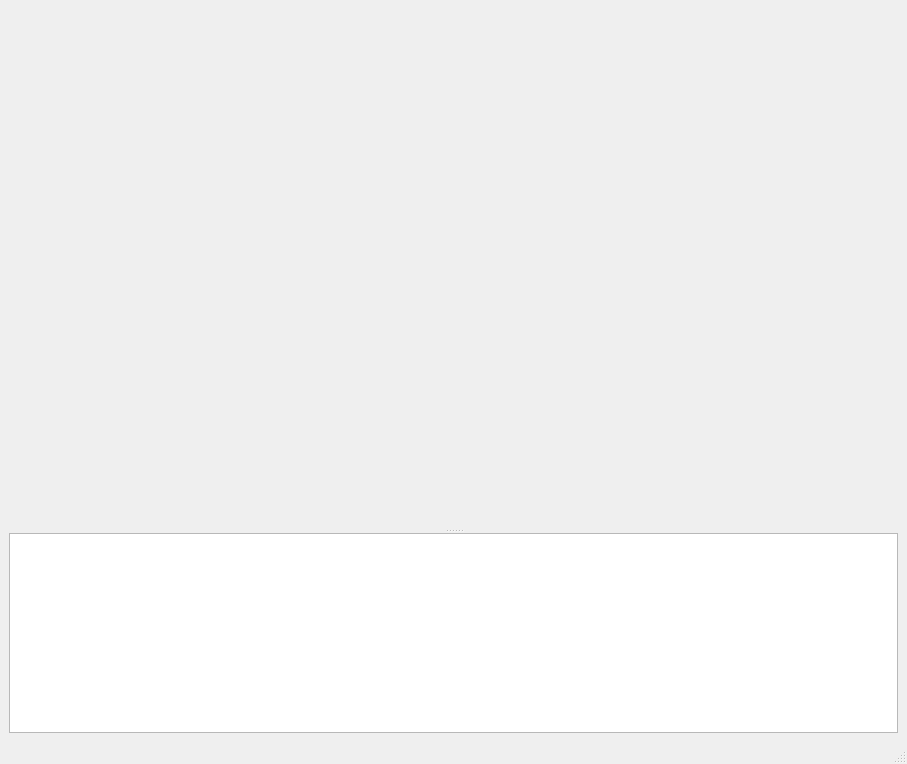
Qt form gui/templates/main_page.ui (kuzzmak/deepfake) before a commit.
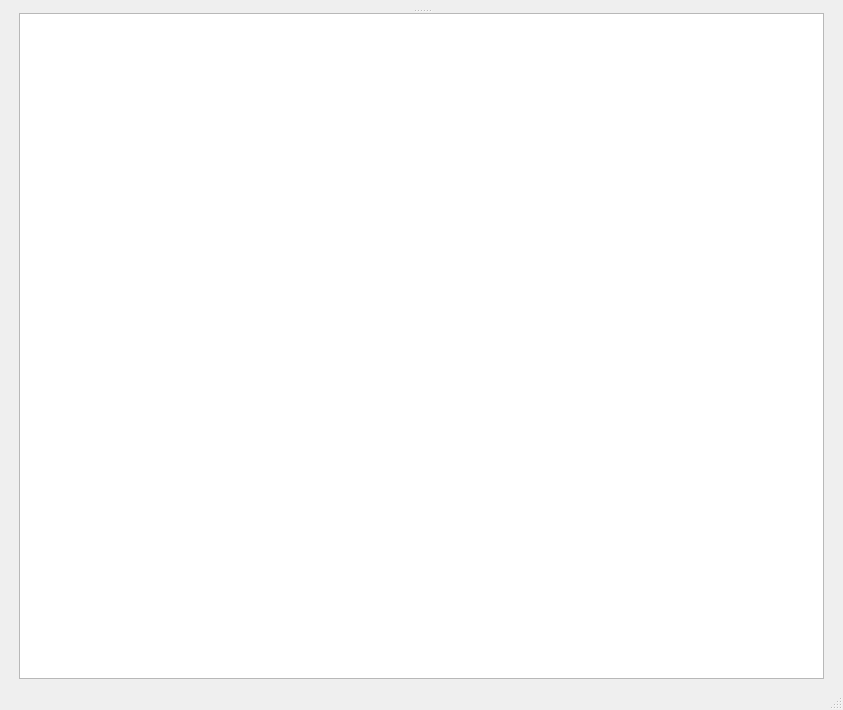
The same form after that commit.

Commit message: Updated console width to be in line with main window area.

```diff
--- a/gui/templates/main_page.ui
+++ b/gui/templates/main_page.ui
@@ -6,15 +6,15 @@
    <rect>
     <x>0</x>
     <y>0</y>
-    <width>907</width>
-    <height>764</height>
+    <width>843</width>
+    <height>710</height>
    </rect>
   </property>
   <property name="windowTitle">
    <string>MainWindow</string>
   </property>
   <widget class="QWidget" name="centralwidget">
-   <layout class="QVBoxLayout" name="verticalLayout">
+   <layout class="QVBoxLayout" name="verticalLayout_2">
     <item>
      <widget class="QSplitter" name="splitter">
       <property name="orientation">
@@ -24,19 +24,37 @@
        <widget class="QWidget" name="page"/>
        <widget class="QWidget" name="page_2"/>
       </widget>
+      <widget class="QWidget" name="verticalLayoutWidget">
+       <layout class="QVBoxLayout" name="verticalLayout">
+        <property name="leftMargin">
+         <number>10</number>
+        </property>
+        <property name="rightMargin">
+         <number>10</number>
+        </property>
+        <item>
       <widget class="QTextEdit" name="console">
+          <property name="sizePolicy">
+           <sizepolicy hsizetype="Expanding" vsizetype="Expanding">
+            <horstretch>0</horstretch>
+            <verstretch>0</verstretch>
+           </sizepolicy>
+          </property>
        <property name="minimumSize">
         <size>
-         <width>30</width>
-         <height>0</height>
-        </size>
-       </property>
-       <property name="maximumSize">
+            <width>0</width>
+            <height>30</height>
+           </size>
+          </property>
+          <property name="baseSize">
         <size>
-         <width>16777215</width>
-         <height>200</height>
-        </size>
-       </property>
+            <width>0</width>
+            <height>0</height>
+           </size>
+          </property>
+         </widget>
+        </item>
+       </layout>
       </widget>
      </widget>
     </item>
```
Left out of the diff: 8 changed lines with no effect on the pictures. Lines whose indentation alone changed are shown as unchanged. The commit also changes 1 other file.
